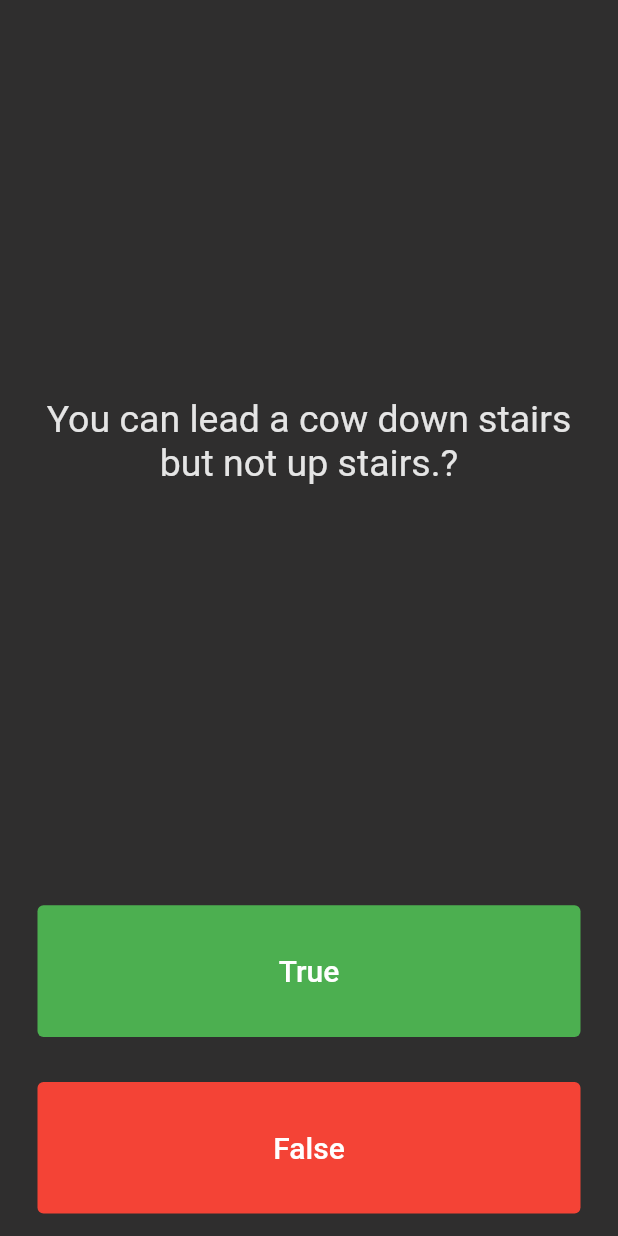
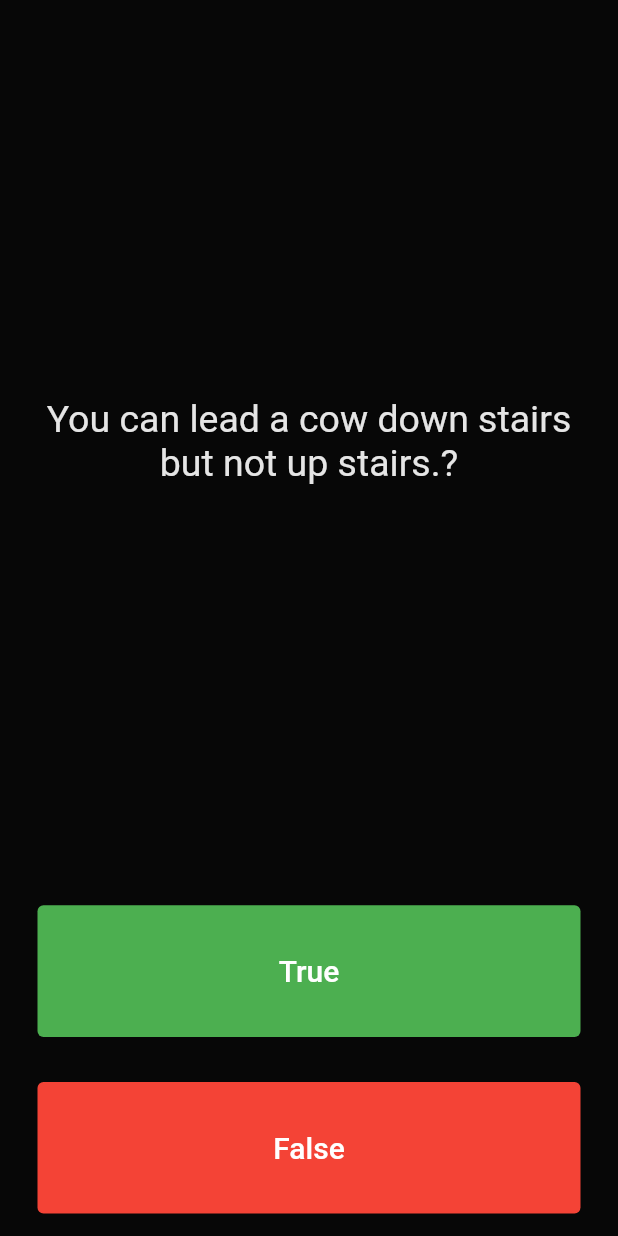
Before and after one commit to Incryster/Quizzler_sahana, a Flutter app: the screen it shows after launch, on a phone screen of 412 x 824 dp. Run offline on Flutter 3.47's test engine with Material 2 defaults, Android fonts, the phone set to English and light mode, and no system bars.

Commit message:
change color

```diff
--- a/lib/main.dart
+++ b/lib/main.dart
@@ -7,7 +7,7 @@ class Quizzler extends StatelessWidget {
   Widget build(BuildContext context) {
     return MaterialApp(
       home: Scaffold(
-        backgroundColor: Color.fromARGB(255, 47, 46, 46),
+        backgroundColor: Color.fromARGB(255, 7, 7, 7),
         body: SafeArea(
           child: Padding(
             padding: EdgeInsets.symmetric(horizontal: 10.0),
```
